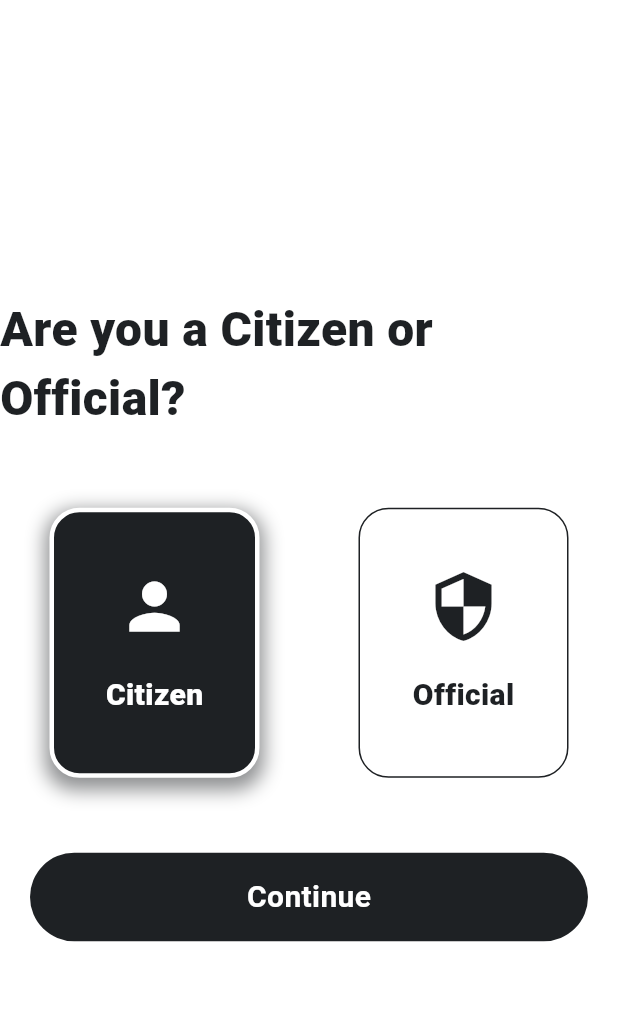
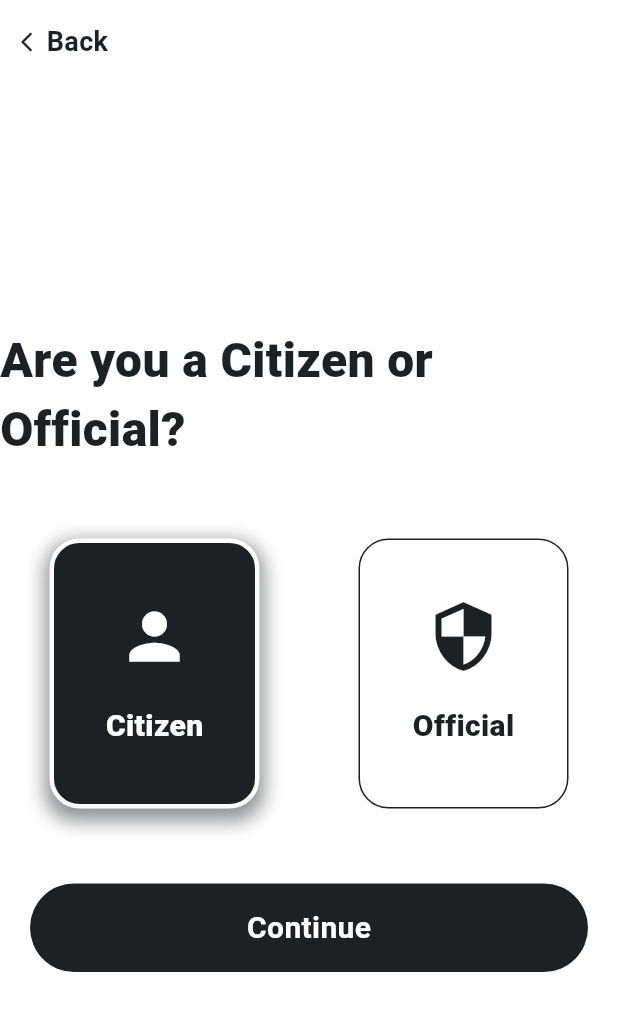
Before and after one commit to Masla-Bolo/masla-bolo-app, a Flutter app: the GetStartedRole screen opened directly, after a tap on "Citizen", on a phone screen of 412 x 824 dp. Shown: the top 1011 px of the screen. Run offline on Flutter 3.47's test engine with Material 3 defaults, Android fonts, the phone set to English and light mode, and no system bars; drawn by our look-alikes of loader_overlay; our stand-ins replace adaptive_theme, app_links, dartz, device_preview, dio, dropdown_button2 and 7 more; missing offline and left inert: multiselect; accounts and stored records are empty.

Commit message:
Improved Getstarted UI!

```diff
--- a/lib/features/get_started/componenets/get_started_about.dart
+++ b/lib/features/get_started/componenets/get_started_about.dart
@@ -1,6 +1,7 @@
 import 'package:flutter/material.dart';
 import 'package:flutter_bloc/flutter_bloc.dart';
 import 'package:flutter_screenutil/flutter_screenutil.dart';
+import 'package:masla_bolo_app/features/get_started/componenets/get_started_header.dart';
 import 'package:masla_bolo_app/features/get_started/get_started_cubit.dart';
 import 'package:masla_bolo_app/features/get_started/get_started_state.dart';
 import 'package:masla_bolo_app/helpers/styles/app_colors.dart';
@@ -32,37 +33,20 @@ class _GetStartedAboutState extends State<GetStartedAbout> {
         bloc: cubit,
         builder: (context, state) {
           return Scaffold(
-            floatingActionButtonLocation:
-                FloatingActionButtonLocation.centerDocked,
-            floatingActionButton: Padding(
-              padding: const EdgeInsets.only(bottom: 15),
-              child: GestureDetector(
-                  onTap: () {
-                    cubit.goToNextPage();
-                  },
-                  child: Container(
-                    width: 140.w,
-                    height: 50.h,
-                    decoration: BoxDecoration(
-                      color: AppColor.black1,
-                      borderRadius: BorderRadius.circular(50),
-                    ),
-                    child: Center(
-                      child: Text("Get Started",
-                          style: Styles.semiBoldStyle(
-                            fontSize: 20.sp,
-                            color: AppColor.white,
-                          )),
-                    ),
-                  )),
-            ),
             body: SafeArea(
               child: Padding(
                 padding: const EdgeInsets.symmetric(horizontal: 20),
                 child: Column(
                   crossAxisAlignment: CrossAxisAlignment.start,
                   children: [
-                    40.verticalSpace,
+                    15.verticalSpace,
+                    GetStartedHeader(
+                      hideBack: true,
+                      onNextTap: () {
+                        cubit.goToNextPage();
+                      },
+                    ),
+                    30.verticalSpace,
                     Center(
                       child: Icon(
                         Icons.help_outline_sharp,
--- /dev/null
+++ b/lib/features/get_started/componenets/get_started_header.dart
@@ -0,0 +1,58 @@
+import 'package:flutter/material.dart';
+import 'package:flutter_screenutil/flutter_screenutil.dart';
+import 'package:masla_bolo_app/helpers/styles/app_colors.dart';
+import 'package:masla_bolo_app/helpers/styles/styles.dart';
+
+class GetStartedHeader extends StatelessWidget {
+  const GetStartedHeader({
+    super.key,
+    this.onBackTap,
+    this.hideBack = false,
+    this.onNextTap,
+    this.hideNext = false,
+  });
+  final bool hideBack;
+  final void Function()? onBackTap;
+  final bool hideNext;
+  final void Function()? onNextTap;
+  @override
+  Widget build(BuildContext context) {
+    return Row(
+      children: [
+        if (!hideBack) ...[
+          10.horizontalSpace,
+          GestureDetector(
+            onTap: onBackTap,
+            child: const Icon(
+              Icons.arrow_back_ios_rounded,
+              color: AppColor.black1,
+              size: 16,
+            ),
+          ),
+          5.horizontalSpace,
+          Text(
+            "Back",
+            style: Styles.semiBoldStyle(fontSize: 18, color: AppColor.black1),
+          ),
+        ],
+        if (!hideNext) ...[
+          const Spacer(),
+          Text(
+            "Next",
+            style: Styles.semiBoldStyle(fontSize: 18, color: AppColor.black1),
+          ),
+          5.horizontalSpace,
+          GestureDetector(
+            onTap: onNextTap,
+            child: const Icon(
+              Icons.arrow_forward_ios_rounded,
+              color: AppColor.black1,
+              size: 16,
+            ),
+          ),
+          10.horizontalSpace,
+        ],
+      ],
+    );
+  }
+}
--- a/lib/features/get_started/componenets/get_started_role.dart
+++ b/lib/features/get_started/componenets/get_started_role.dart
@@ -7,6 +7,7 @@ import 'package:masla_bolo_app/helpers/styles/styles.dart';
 
 import '../../../main.dart';
 import '../get_started_state.dart';
+import 'get_started_header.dart';
 import 'role_card.dart';
 
 class GetStartedRole extends StatefulWidget {
@@ -34,8 +35,15 @@ class _GetStartedRoleState extends State<GetStartedRole> {
         return Scaffold(
           body: SafeArea(
             child: Column(
-              mainAxisAlignment: MainAxisAlignment.center,
               children: [
+                15.verticalSpace,
+                GetStartedHeader(
+                  hideNext: true,
+                  onBackTap: () {
+                    cubit.goToPreviousPage();
+                  },
+                ),
+                const Spacer(),
                 Text(
                   "Are you a Citizen or Official?",
                   style: Styles.boldStyle(
@@ -94,6 +102,7 @@ class _GetStartedRoleState extends State<GetStartedRole> {
                     ),
                   ),
                 ),
+                const Spacer(),
               ],
             ),
           ),
--- a/lib/features/get_started/get_started_cubit.dart
+++ b/lib/features/get_started/get_started_cubit.dart
@@ -25,6 +25,12 @@ class GetStartedCubit extends Cubit<GetStartedState> {
     }
   }
 
+  void goToPreviousPage() {
+    if (state.currentPage <= state.pages.length - 1) {
+      updateIndex(state.currentPage - 1);
+    }
+  }
+
   goToLogin() => navigator.goToLogin();
 
   selectRole(String role) => emit(state.copyWith(selectedRole: role));
--- a/lib/features/splash/splash_cubit.dart
+++ b/lib/features/splash/splash_cubit.dart
@@ -17,17 +17,19 @@ class SplashCubit extends Cubit<SplashState> {
         () => {
               localStorageRepository.getValue(getStartedKey).then((result) => {
                     result.fold(
-                      (error) => {
-                        navigator.goToGetStarted(),
+                      (error) {
+                        navigator.goToGetStarted();
                       },
                       (success) => {
                         localStorageRepository.getValue(tokenKey).then(
                               (value) => value.fold(
                                 (error) {
-                                  navigator.goToLogin();
+                                  // navigator.goToLogin();
+                                  navigator.goToGetStarted();
                                 },
                                 (value) {
-                                  navigator.goToBottomBar();
+                                  // navigator.goToBottomBar();
+                                  navigator.goToGetStarted();
                                 },
                               ),
                             ),
```
